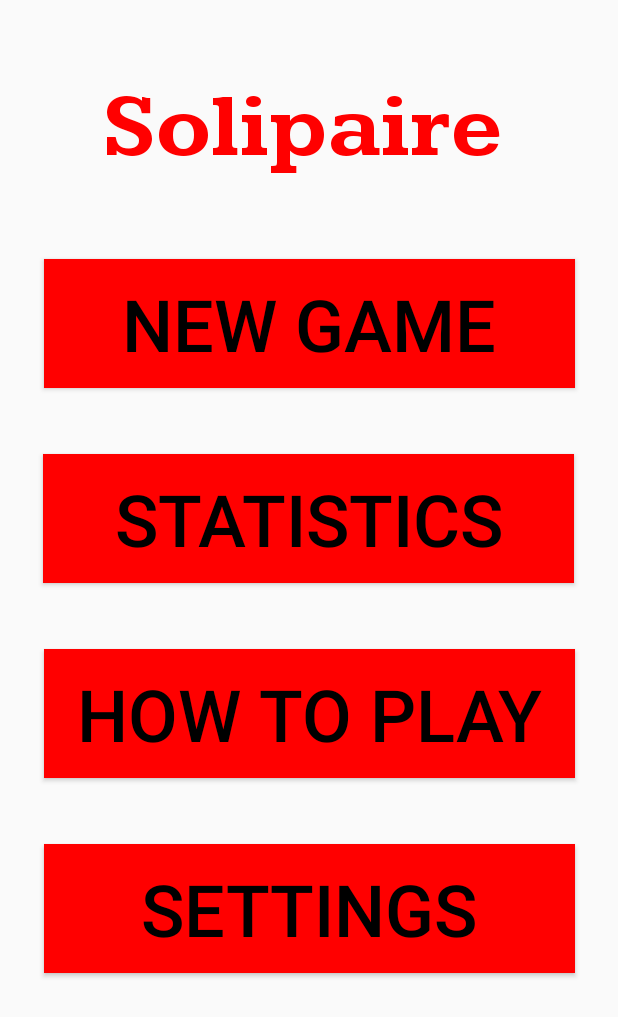
After one commit to grantcade12/Solipaire, an Android app: the MenuActivity screen opened directly, with no data from a screen before it, on a phone screen of 412 x 824 dp. The commit adds this screen. Shown: the top 1017 px of the screen. Run offline under Robolectric (Android 15) with nearby library versions, the phone set to English and light mode, and no system bars.

Commit message:
Added menu fragment and activity

```diff
--- /dev/null
+++ b/app/src/main/java/com/example/solipaire/activity/MenuActivity.java
@@ -0,0 +1,70 @@
+package com.example.solipaire.activity;
+
+import android.os.Bundle;
+import android.util.Log;
+
+import androidx.appcompat.app.AppCompatActivity;
+import androidx.fragment.app.Fragment;
+import androidx.fragment.app.FragmentManager;
+
+import com.example.solipaire.R;
+import com.example.solipaire.fragment.MenuFragment;
+import com.example.solipaire.fragment.StartScreenFragment;
+
+public class MenuActivity extends AppCompatActivity {
+
+
+    protected Fragment createFragment(){
+        return new MenuFragment();
+    }
+    @Override
+    protected void onCreate(Bundle savedInstanceState) {
+        Log.i(null,"MenuActivity onCreate() started");
+        super.onCreate(savedInstanceState);
+        setContentView(R.layout.activity_fragment);
+        FragmentManager fm = getSupportFragmentManager();
+        Fragment fragment = fm.findFragmentById(R.id.fragment_container);
+        if (fragment == null) {
+            fragment = new MenuFragment();
+            fm.beginTransaction()
+                    .add(R.id.fragment_container, fragment)
+                    .commit();
+        }
+        Log.i(null,"MenuActivity onCreate() complete");
+    }
+
+    @Override
+    public void onResume() {
+        Log.i(null,"MenuActivity onResume() started");
+        super.onResume();
+        Log.i(null,"MenuActivity onResume() complete");
+    }
+
+    @Override
+    public void onStart() {
+        Log.i(null,"MenuActivity onStart() started");
+        super.onStart();
+        Log.i(null,"MenuActivity onStart() complete");
+    }
+
+    @Override
+    public void onStop() {
+        Log.i(null,"MenuActivity onStop() started");
+        super.onStop();
+        Log.i(null,"MenuActivity onStop() complete");
+    }
+
+    @Override
+    public void onPause() {
+        Log.i(null,"MenuActivity onPause() started");
+        super.onPause();
+        Log.i(null,"MenuActivity onPause() complete");
+    }
+
+    @Override
+    public void onDestroy() {
+        Log.i(null,"MenuActivity onDestroy() started");
+        super.onDestroy();
+        Log.i(null,"MenuActivity onDestroy() complete");
+    }
+}
--- a/app/src/main/java/com/example/solipaire/fragment/LoginFragment.java
+++ b/app/src/main/java/com/example/solipaire/fragment/LoginFragment.java
@@ -1,6 +1,7 @@
 package com.example.solipaire.fragment;
 
 import android.app.Activity;
+import android.content.Intent;
 import android.content.SharedPreferences;
 import android.os.Bundle;
 import android.preference.PreferenceManager;
@@ -21,6 +22,7 @@ import androidx.lifecycle.ViewModelProvider;
 import androidx.lifecycle.ViewModelStoreOwner;
 
 import com.example.solipaire.R;
+import com.example.solipaire.activity.MenuActivity;
 import com.example.solipaire.data.Account;
 import com.example.solipaire.viewmodel.AccountViewModel;
 
@@ -127,7 +129,7 @@ public class LoginFragment extends Fragment implements View.OnClickListener {
             editor.putString("name", username);
             editor.apply();
             Toast.makeText(activity.getApplicationContext(), "Successful login", Toast.LENGTH_SHORT).show();
-            //TODO: Start new activity for game menu
+            startActivity(new Intent(activity, MenuActivity.class));
             activity.finish();
         } else {
             FragmentManager manager = getParentFragmentManager();
@@ -141,11 +143,10 @@ public class LoginFragment extends Fragment implements View.OnClickListener {
         Log.i(null,"LoginFragment onClick() started");
         final Activity activity = requireActivity();
         final int viewId = view.getId();
-        Log.i(null,"" + R.id.LogInButton);
-        //if (viewId == R.id.LogInButton){
+        if (viewId == R.id.loginButton){
             logIn();
             Log.i(null,"LoginFragment onClick() LogInButton clicked");
-        //}
+        }
         Log.i(null,"LoginFragment onClick() finished");
     }
 }
--- /dev/null
+++ b/app/src/main/java/com/example/solipaire/fragment/MenuFragment.java
@@ -0,0 +1,118 @@
+package com.example.solipaire.fragment;
+
+import android.app.Activity;
+import android.os.Bundle;
+import android.util.Log;
+import android.view.LayoutInflater;
+import android.view.Surface;
+import android.view.View;
+import android.view.ViewGroup;
+import android.widget.Button;
+
+import androidx.annotation.NonNull;
+import androidx.fragment.app.Fragment;
+
+import com.example.solipaire.R;
+
+public class MenuFragment extends Fragment implements View.OnClickListener {
+
+    @Override
+    public void onCreate(Bundle savedInstanceState) {
+        Log.i(null,"MenuFragment onCreate() started");
+        super.onCreate(savedInstanceState);
+        Activity activity = requireActivity();
+        Log.i(null,"MenuFragment onCreate() complete");
+    }
+
+    @Override
+    public View onCreateView(@NonNull LayoutInflater inflater, ViewGroup container, Bundle savedInstanceState){
+        Log.i(null,"MenuFragment onCreateView() started");
+        View v;
+        Activity activity = requireActivity();
+        int rotation = activity.getWindowManager().getDefaultDisplay().getRotation();
+        if (rotation == Surface.ROTATION_90 || rotation == Surface.ROTATION_270) {
+            v = inflater.inflate(R.layout.fragment_menu/*_landscape*/, container, false);
+        } else {
+            v = inflater.inflate(R.layout.fragment_menu, container, false);
+        }
+        final Button createGameButton = v.findViewById(R.id.NewGameButton);
+        if (createGameButton != null) {
+            createGameButton.setOnClickListener(this);
+        }
+
+        final Button statsButton = v.findViewById(R.id.StatsButton);
+        if (statsButton != null) {
+            statsButton.setOnClickListener(this);
+        }
+        final Button rulesButton = v.findViewById(R.id.RulesButton);
+        if (rulesButton != null) {
+            rulesButton.setOnClickListener(this);
+        }
+
+        final Button settingsButton = v.findViewById(R.id.SettingsButton);
+        if (settingsButton != null) {
+            settingsButton.setOnClickListener(this);
+        }
+        Log.i(null,"MenuFragment onCreateView() complete");
+        return v;
+    }
+
+    @Override
+    public void onResume() {
+        Log.i(null,"MenuFragment onResume() started");
+        super.onResume();
+        Log.i(null,"MenuFragment onResume() complete");
+    }
+
+    @Override
+    public void onStart() {
+        Log.i(null,"MenuFragment onStart() started");
+        super.onStart();
+        Log.i(null,"MenuFragment onStart() complete");
+    }
+
+    @Override
+    public void onStop() {
+        Log.i(null,"MenuFragment onStop() started");
+        super.onStop();
+        Log.i(null,"MenuFragment onStop() complete");
+    }
+
+    @Override
+    public void onPause() {
+        Log.i(null,"MenuFragment onPause() started");
+        super.onPause();
+        Log.i(null,"MenuFragment onPause() complete");
+    }
+
+    @Override
+    public void onDestroy() {
+        Log.i(null,"MenuFragment onDestroy() started");
+        super.onDestroy();
+        Log.i(null,"MenuFragment onDestroy() complete");
+    }
+
+    @Override
+    public void onDestroyView() {
+        Log.i(null,"MenuFragment onDestroyView() started");
+        super.onDestroyView();
+        Log.i(null, "MenuFragment onDestroyView() complete");
+    }
+
+    @Override
+    public void onClick(View view) {
+        Log.i(null,"MenuFragment onClick() started");
+        final Activity activity = requireActivity();
+        final int viewId = view.getId();
+        if (viewId == R.id.NewGameButton) {
+            Log.i(null,"MenuFragment onClick() NewGameButton clicked");
+        } else if (viewId == R.id.StatsButton) {
+            Log.i(null,"MenuFragment onClick() StatsButton clicked");
+        } else if (viewId == R.id.RulesButton) {
+            Log.i(null,"MenuFragment onClick() HowToPlayButton clicked");
+        } else if (viewId == R.id.SettingsButton) {
+            Log.i(null,"MenuFragment onClick() SettingsButton clicked");
+        }
+        Log.i(null,"MenuFragment onClick() finished");
+    }
+}
--- a/app/src/main/java/com/example/solipaire/viewmodel/StatsViewModel.java
+++ b/app/src/main/java/com/example/solipaire/viewmodel/StatsViewModel.java
@@ -1,4 +1,34 @@
+/*
 package com.example.solipaire.viewmodel;
 
-public class StatsViewModel {
+import android.app.Application;
+
+import androidx.annotation.NonNull;
+import androidx.lifecycle.AndroidViewModel;
+import androidx.lifecycle.LiveData;
+
+import com.example.solipaire.data.Game;
+import com.example.solipaire.data.GameRepository;
+
+
+public class StatsViewModel extends AndroidViewModel{
+    private final StatsRepository statsRepo;
+
+    public StatsViewModel(@NonNull Application application) {
+        super(application);
+        statsRepo = new StatsRepository(application);
+    }
+
+    public void insert(Stats stats) {
+        statsRepo.insert(stats);
+    }
+
+    public void delete(Stats stats) {
+        statsRepo.delete(stats);
+    }
+
+    public void update(Stats stats) {
+        statsRepo.update(stats);
+    }
 }
+*/
--- /dev/null
+++ b/app/src/main/res/layout/fragment_menu.xml
@@ -0,0 +1,116 @@
+<?xml version="1.0" encoding="utf-8"?>
+<androidx.constraintlayout.widget.ConstraintLayout xmlns:android="http://schemas.android.com/apk/res/android"
+    xmlns:app="http://schemas.android.com/apk/res-auto"
+    xmlns:tools="http://schemas.android.com/tools"
+    android:layout_width="match_parent"
+    android:layout_height="match_parent"
+    tools:context=".activity.StartScreenActivity">
+
+    <TextView
+        android:id="@+id/LogInTitle"
+        android:layout_width="361dp"
+        android:layout_height="88dp"
+        android:layout_marginStart="29dp"
+        android:layout_marginEnd="29dp"
+        android:fontFamily="@font/kameron_bold"
+        android:text="@string/solipaire"
+        android:textAlignment="center"
+        android:textAppearance="@style/TextAppearance.AppCompat.Large"
+        android:textColor="#FF0000"
+        android:textSize="60sp"
+        app:layout_constraintBottom_toBottomOf="parent"
+        app:layout_constraintEnd_toEndOf="parent"
+        app:layout_constraintHorizontal_bias="1.0"
+        app:layout_constraintStart_toStartOf="parent"
+        app:layout_constraintTop_toTopOf="parent"
+        app:layout_constraintVertical_bias="0.065" />
+
+    <Button
+        android:id="@+id/NewGameButton"
+        android:layout_width="354dp"
+        android:layout_height="86dp"
+        android:layout_marginStart="29dp"
+        android:layout_marginTop="32dp"
+        android:layout_marginEnd="29dp"
+        android:background="#FF0000"
+
+        android:backgroundTint="#FF0000"
+        android:text="@string/new_game"
+        android:textColor="#000000"
+        android:textSize="48sp"
+        app:iconTint="#FF0000"
+        app:layout_constraintBottom_toBottomOf="parent"
+        app:layout_constraintEnd_toEndOf="parent"
+        app:layout_constraintHorizontal_bias="0.0"
+        app:layout_constraintStart_toStartOf="parent"
+        app:layout_constraintTop_toBottomOf="@+id/LogInTitle"
+        app:layout_constraintVertical_bias="0.008"
+        app:strokeColor="#FF0000" />
+
+    <Button
+        android:id="@+id/StatsButton"
+        android:layout_width="354dp"
+        android:layout_height="86dp"
+        android:layout_marginStart="29dp"
+        android:layout_marginTop="44dp"
+        android:layout_marginEnd="29dp"
+        android:background="#FF0000"
+
+        android:backgroundTint="#FF0000"
+        android:text="@string/stats"
+        android:textColor="#000000"
+        android:textSize="48sp"
+        app:iconTint="#FF0000"
+        app:layout_constraintBottom_toBottomOf="parent"
+        app:layout_constraintEnd_toEndOf="parent"
+        app:layout_constraintHorizontal_bias="1.0"
+        app:layout_constraintStart_toStartOf="parent"
+        app:layout_constraintTop_toBottomOf="@+id/NewGameButton"
+        app:layout_constraintVertical_bias="0.0"
+        app:strokeColor="#FF0000" />
+
+    <Button
+        android:id="@+id/RulesButton"
+        android:layout_width="354dp"
+        android:layout_height="86dp"
+        android:layout_marginStart="29dp"
+        android:layout_marginTop="44dp"
+        android:layout_marginEnd="29dp"
+
+        android:background="#FF0000"
+        android:backgroundTint="#FF0000"
+        android:text="@string/how_to_play"
+        android:textColor="#000000"
+        android:textSize="48sp"
+        app:iconTint="#FF0000"
+        app:layout_constraintBottom_toBottomOf="parent"
+        app:layout_constraintEnd_toEndOf="parent"
+        app:layout_constraintHorizontal_bias="0.0"
+        app:layout_constraintStart_toStartOf="parent"
+        app:layout_constraintTop_toBottomOf="@+id/StatsButton"
+        app:layout_constraintVertical_bias="0.0"
+        app:strokeColor="#FF0000" />
+
+    <Button
+        android:id="@+id/SettingsButton"
+        android:layout_width="354dp"
+        android:layout_height="86dp"
+        android:layout_marginStart="29dp"
+        android:layout_marginTop="44dp"
+        android:layout_marginEnd="29dp"
+        android:background="#FF0000"
+
+        android:backgroundTint="#FF0000"
+        android:text="@string/settings"
+        android:textColor="#000000"
+        android:textSize="48sp"
+        app:iconTint="#FF0000"
+        app:layout_constraintBottom_toBottomOf="parent"
+        app:layout_constraintEnd_toEndOf="parent"
+        app:layout_constraintHorizontal_bias="0.0"
+        app:layout_constraintStart_toStartOf="parent"
+        app:layout_constraintTop_toBottomOf="@+id/RulesButton"
+        app:layout_constraintVertical_bias="0.0"
+        app:strokeColor="#FF0000" />
+
+</androidx.constraintlayout.widget.ConstraintLayout>
--- a/app/src/main/res/layout/fragment_signup.xml
+++ b/app/src/main/res/layout/fragment_signup.xml
@@ -107,11 +107,12 @@
         android:id="@+id/createAccountButton"
         android:layout_width="298dp"
         android:layout_height="74dp"
-        android:layout_marginStart="56dp"
         android:layout_marginTop="196dp"
         android:background="#FF0000"
         android:text="@string/create_account"
         android:textSize="34sp"
+        app:layout_constraintBottom_toBottomOf="parent"
+        app:layout_constraintEnd_toEndOf="parent"
         app:layout_constraintStart_toStartOf="parent"
         app:layout_constraintTop_toBottomOf="@+id/mNewPassword" />
 
--- a/app/src/main/res/values/strings.xml
+++ b/app/src/main/res/values/strings.xml
@@ -3,4 +3,8 @@
     <string name="log_in">Log In</string>
     <string name="create_account">Create Account</string>
     <string name="solipaire">Solipaire</string>
+    <string name="new_game">New Game</string>
+    <string name="stats">Statistics</string>
+    <string name="how_to_play">How To Play</string>
+    <string name="settings">Settings</string>
 </resources>
```
Also changed, not shown: app/src/main/AndroidManifest.xml (+7 -0 lines).
